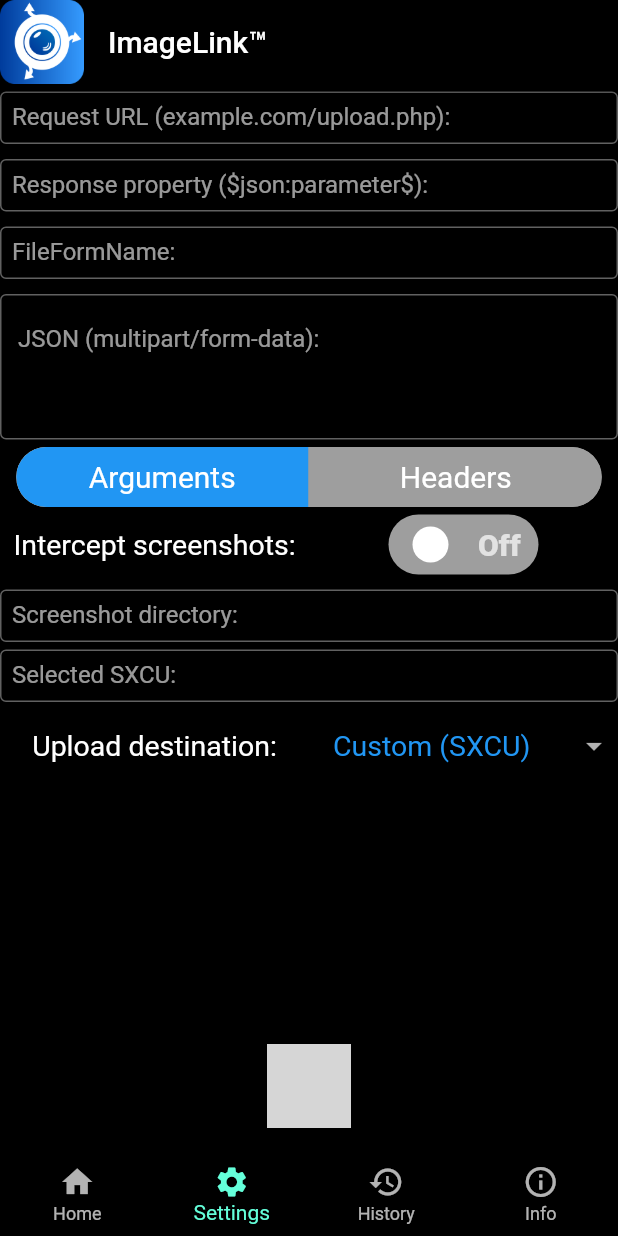
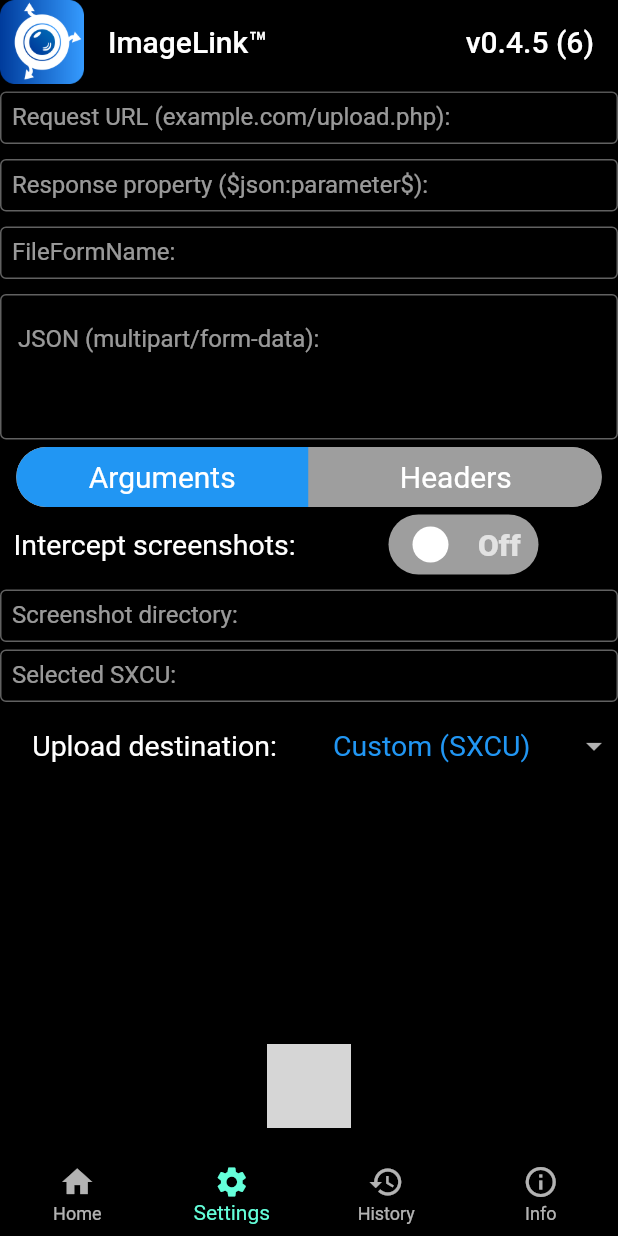
Before and after one commit to castdrian/ImageLink, a Flutter app: the screen it shows after launch, item 2 of the bottom bar chosen, on a phone screen of 412 x 824 dp. Run offline on Flutter 3.47's test engine with Material 2 defaults, Android fonts, the phone set to English and light mode, and no system bars; drawn by our look-alikes of flutter_switch, toggle_switch; our stand-ins replace chewie, file_picker, fluttertoast, font_awesome_flutter, package_info, permission_handler and 2 more; missing offline and left inert: floating_action_row, flutter_background, flutter_fgbg, in_app_update, receive_sharing_intent, screenshot_callback; statements that could not run were skipped; grey boxes are pictures that could not be loaded.

Commit message:
show ver and bnum

```diff
--- a/lib/main.dart
+++ b/lib/main.dart
@@ -4,6 +4,7 @@ import 'package:flutter/foundation.dart';
 import 'package:flutter/material.dart';
 import 'package:flutter/services.dart';
 import 'package:fluttertoast/fluttertoast.dart';
+import 'package:package_info/package_info.dart';
 import 'package:receive_sharing_intent/receive_sharing_intent.dart';
 import 'package:screenshot_callback/screenshot_callback.dart';
 import 'package:shared_preferences/shared_preferences.dart';
@@ -52,6 +53,8 @@ class NavBar extends StatefulWidget {
 }
 
 List<SharedMediaFile>? _sharedFiles;
+String? ver;
+String? bnum;
 
 getShared() {
   return _sharedFiles;
@@ -59,12 +62,16 @@ getShared() {
 
 class _NavBarState extends State<NavBar> {
   late StreamSubscription _intentDataStreamSubscription;
-
   int _currentIndex = 0;
 
   @override
   void initState() {
     super.initState();
+
+    PackageInfo.fromPlatform().then((PackageInfo packageInfo) {
+      ver = packageInfo.version;
+      bnum = packageInfo.buildNumber;
+    });
 
     void printWarning(String text) {
       print('\x1B[33m$text\x1B[0m');
@@ -179,7 +186,9 @@ class _NavBarState extends State<NavBar> {
     return Scaffold(
       resizeToAvoidBottomInset: false,
       appBar: AppBar(
-        title: Text('ImageLink™'),
+        title: Row(
+            mainAxisAlignment: MainAxisAlignment.spaceBetween,
+            children: [Text('ImageLink™'), Text('v$ver ($bnum)')]),
         leading: Image.asset('assets/icon/icon.png'),
       ),
       body: IndexedStack(
--- a/lib/settings.dart
+++ b/lib/settings.dart
@@ -103,6 +103,7 @@ class _SettingsState extends State<Settings> {
           ),
           SizedBox(height: 5),
           Row(
+            mainAxisAlignment: MainAxisAlignment.spaceBetween,
             children: [
               Expanded(
                   child: Text('Intercept screenshots:',
@@ -209,6 +210,7 @@ class _SettingsState extends State<Settings> {
           ),
           SizedBox(height: 5),
           Row(
+            mainAxisAlignment: MainAxisAlignment.spaceBetween,
             children: [
               Expanded(
                   child: Text('Upload destination:',
--- a/pubspec.yaml
+++ b/pubspec.yaml
@@ -54,6 +54,7 @@ dependencies:
       ref: master
   flutter_foreground_plugin:
     git: https://github.com/jja08111/flutter_foreground_service_plugin.git
+  package_info: ^2.0.0
 
 dev_dependencies:
   flutter_test:
```
Also changed, not shown: lib/util.dart (line endings or trailing spaces), pubspec.lock.
